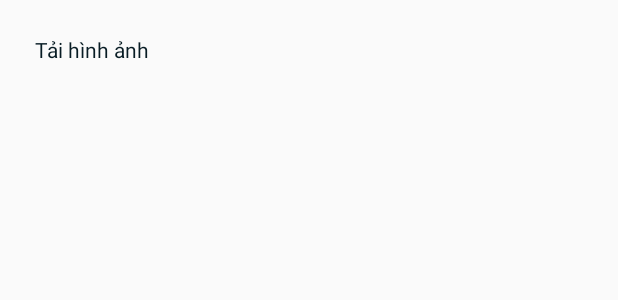
After one commit to hhuuthien/MoviePlus, an Android app: the layout download_layout.xml on its own in the app's theme, with its tools: preview values and no code run, on a phone screen of 412 x 824 dp. The commit adds this screen. Shown: the top 300 px of the screen. Run offline under Robolectric (Android 15) with nearby library versions, the phone set to English and light mode, and no system bars.

Commit message:
Thêm chức năng lưu ảnh về máy

```diff
--- a/app/src/main/AndroidManifest.xml
+++ b/app/src/main/AndroidManifest.xml
@@ -7,6 +7,7 @@
     <dist:module dist:instant="true" />
 
     <uses-permission android:name="android.permission.INTERNET" />
+    <uses-permission android:name="android.permission.ACCESS_NETWORK_STATE"/>
     <uses-permission android:name="android.permission.WRITE_EXTERNAL_STORAGE" />
 
     <application
--- a/app/src/main/java/com/thien/movieplus/AccountActivity.kt
+++ b/app/src/main/java/com/thien/movieplus/AccountActivity.kt
@@ -132,7 +132,8 @@ class AccountActivity : AppCompatActivity() {
         }
 
         acc_info_image.setOnClickListener {
-            startActivity(Intent(this, PermissionActivity::class.java))
+            startActivity(Intent(this, PermissionActivity::class.java)
+                .putExtra("type","toChangeImage"))
         }
     }
 
--- /dev/null
+++ b/app/src/main/res/layout/download_layout.xml
@@ -0,0 +1,17 @@
+<?xml version="1.0" encoding="utf-8"?>
+<RelativeLayout xmlns:android="http://schemas.android.com/apk/res/android"
+    xmlns:tools="http://schemas.android.com/tools"
+    android:layout_width="match_parent"
+    android:layout_height="wrap_content"
+    android:padding="15dp">
+
+    <TextView
+        android:id="@+id/dummytext"
+        android:layout_width="wrap_content"
+        android:layout_height="wrap_content"
+        android:layout_margin="8dp"
+        android:text="Tải hình ảnh"
+        android:textColor="@color/colorBlueDark"
+        android:textSize="14dp"
+        tools:ignore="SpUsage" />
+</RelativeLayout>
```
Also changed, not shown: app/src/main/java/com/thien/movieplus/FragmentDMImage.kt (+31 -11 lines), app/src/main/java/com/thien/movieplus/PermissionActivity.kt (+77 -4 lines).
